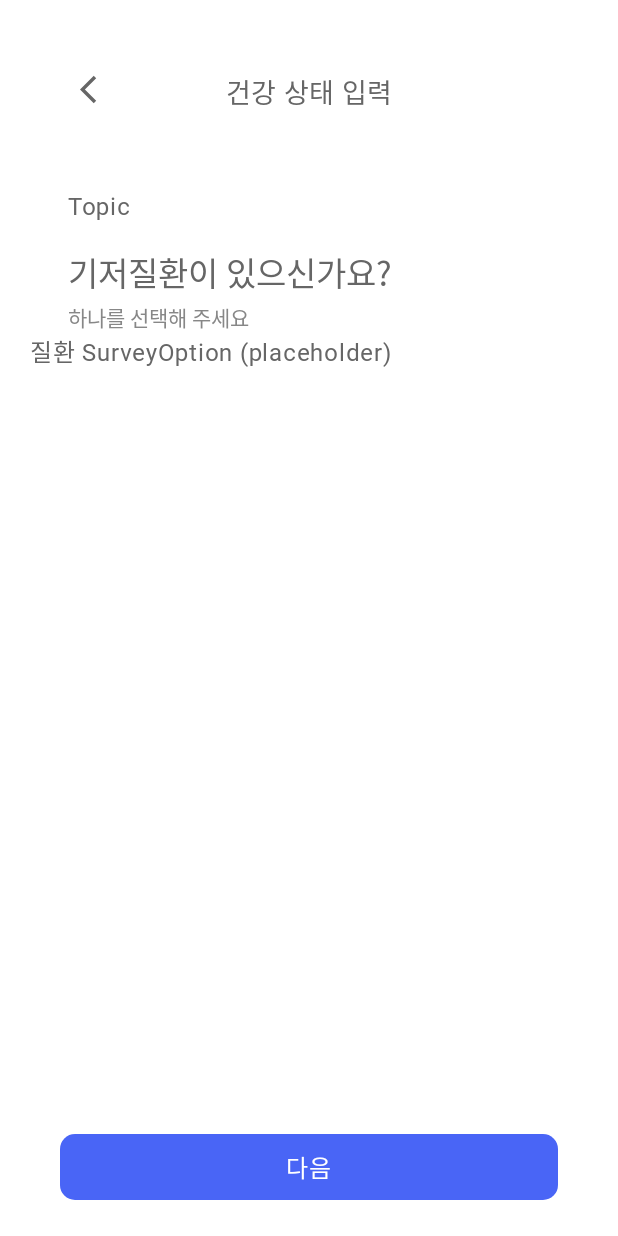
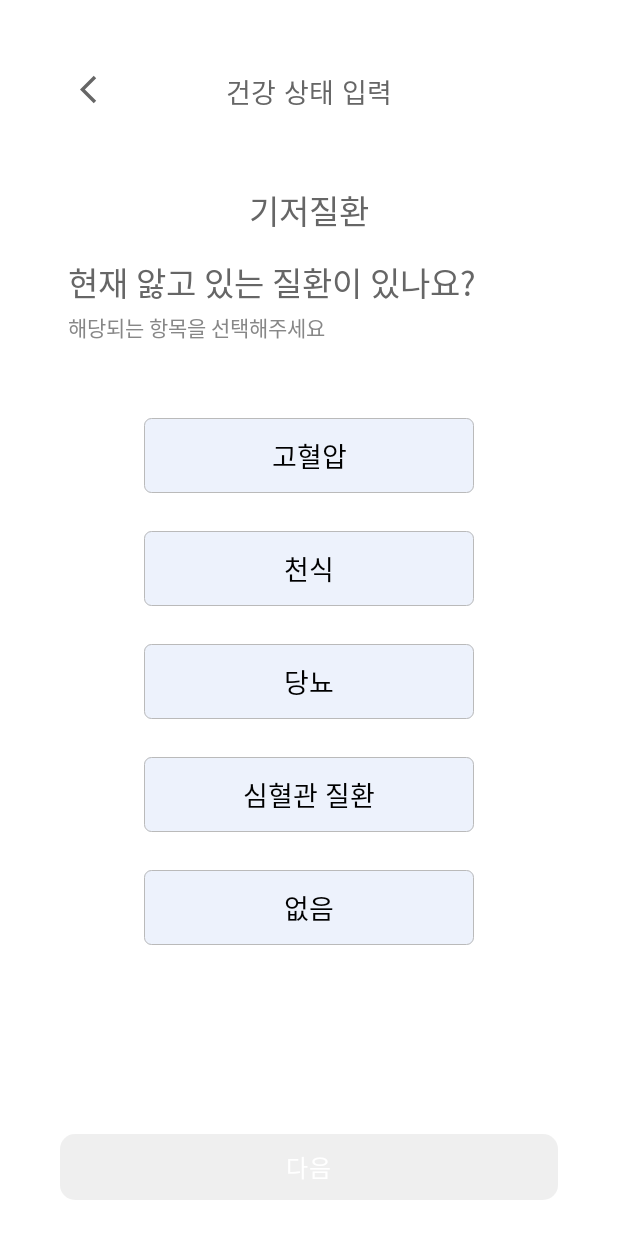
Before and after one commit to Slo1024/ssafy-livon-ai-healthcoach, an Android app built with Jetpack Compose: the @Preview function PreviewHealthInfoConditionScreen, on a phone screen of 412 x 824 dp. Run offline under Robolectric (Android 15) with nearby library versions, the phone set to English and light mode, and no system bars; Roboto replaces fonts that are not available here.

Commit message:
[front] feat: 건강 정보 입력 화면 레이아웃 설정

```diff
--- a/LivOnFront/mobile/app/src/main/java/com/livon/app/feature/shared/auth/ui/HealthInfoConditionScreen.kt
+++ b/LivOnFront/mobile/app/src/main/java/com/livon/app/feature/shared/auth/ui/HealthInfoConditionScreen.kt
@@ -1,41 +1,76 @@
 // com/livon/app/feature/shared/auth/ui/HealthInfoConditionScreen.kt
 package com.livon.app.feature.shared.auth.ui
 
-import androidx.compose.foundation.layout.Column
-import androidx.compose.foundation.layout.Spacer
-import androidx.compose.foundation.layout.height
-import androidx.compose.foundation.layout.padding
-import androidx.compose.material3.Text
-import androidx.compose.runtime.Composable
+import androidx.compose.foundation.layout.*
+import androidx.compose.material3.MaterialTheme
+import androidx.compose.runtime.*
 import androidx.compose.ui.Alignment
 import androidx.compose.ui.Modifier
 import androidx.compose.ui.tooling.preview.Preview
 import androidx.compose.ui.unit.dp
 import com.livon.app.ui.component.button.PrimaryButtonBottom
+import com.livon.app.ui.component.button.SurveyOption
 import com.livon.app.ui.component.text.CaptionText
 import com.livon.app.ui.component.text.RequirementText
+import com.livon.app.ui.component.text.Topic
 import com.livon.app.ui.preview.PreviewSurface
 
 @Composable
 fun HealthInfoConditionScreen() {
+    // 단일 선택 상태
+    var selected by remember { mutableStateOf<String?>(null) }
+
+    // 설문 옵션
+    val options = listOf("고혈압", "천식", "당뇨", "심혈관 질환", "없음")
+
     CommonSignUpScreenB(
         title = "건강 상태 입력",
         onBack = {},
-        bottomBar = { PrimaryButtonBottom(text = "다음", onClick = {}) }
+        bottomBar = {
+            PrimaryButtonBottom(
+                text = "다음",
+                enabled = selected != null,
+                onClick = { /* TODO: 다음 단계 이동 */ }
+            )
+        }
     ) {
-        Column(modifier = Modifier.padding(start = 25.dp), horizontalAlignment = Alignment.Start) {
-            Spacer(Modifier.height(2.dp))
-            Text("Topic", )
-            Spacer(Modifier.height(15.dp))
-            RequirementText("기저질환이 있으신가요?")
+        // ───────── Topic ─────────
+        Topic("기저질환")
+        Spacer(Modifier.height(15.dp))
+
+        // ───────── Requirement / Caption ─────────
+        Column(
+            modifier = Modifier.padding(start = 25.dp),
+            horizontalAlignment = Alignment.Start
+        ) {
+            RequirementText("현재 앓고 있는 질환이 있나요?")
             Spacer(Modifier.height(3.dp))
-            CaptionText("하나를 선택해 주세요")
+            CaptionText("해당되는 항목을 선택해주세요")
+            Spacer(Modifier.height(50.dp))
         }
-        // SurveyOption 목록은 이후 연결 (placeholder)
-        Text("질환 SurveyOption (placeholder)")
+
+        // ───────── Survey Buttons (1열 + Center) ─────────
+        Column(
+            modifier = Modifier
+                .fillMaxWidth(),
+            horizontalAlignment = Alignment.CenterHorizontally,
+            verticalArrangement = Arrangement.spacedBy(25.dp)
+        ) {
+            options.forEach { label ->
+                SurveyOption(
+                    text = label,
+                    selected = selected == label,
+                    onClick = { selected = label }
+                )
+            }
+        }
     }
 }
 
-@Preview(showBackground = true)
+
+/* ---------- Preview ---------- */
+@Preview(showBackground = true, showSystemUi = true, name = "HealthInfoConditionScreen")
 @Composable
-private fun PreviewHealthInfoConditionScreen() = PreviewSurface { HealthInfoConditionScreen() }
+private fun PreviewHealthInfoConditionScreen() = PreviewSurface {
+    HealthInfoConditionScreen()
+}
--- a/LivOnFront/mobile/app/src/main/java/com/livon/app/ui/component/button/SurveyOption.kt
+++ b/LivOnFront/mobile/app/src/main/java/com/livon/app/ui/component/button/SurveyOption.kt
@@ -49,7 +49,7 @@ fun SurveyOption(
 
     val bgColor = if (selected) Main else Sub2
     val textColor = if (selected) Basic else BorderBlack
-    val borderStroke = if (selected) null else BorderStroke(1.dp, Border)
+    val borderStroke = if (selected) null else BorderStroke(0.5.dp, Border)
 
     Button(
         onClick = onClick,
--- a/LivOnFront/mobile/app/src/main/java/com/livon/app/ui/component/text/Texts.kt
+++ b/LivOnFront/mobile/app/src/main/java/com/livon/app/ui/component/text/Texts.kt
@@ -2,14 +2,34 @@
 package com.livon.app.ui.component.text
 
 import androidx.compose.foundation.layout.Column
+import androidx.compose.foundation.layout.fillMaxWidth
 import androidx.compose.material3.MaterialTheme
 import androidx.compose.material3.Text
 import androidx.compose.runtime.Composable
+import androidx.compose.ui.Modifier
 import androidx.compose.ui.text.font.FontWeight
+import androidx.compose.ui.text.style.TextAlign
 import androidx.compose.ui.tooling.preview.Preview
+import androidx.compose.ui.unit.sp
 import com.livon.app.ui.preview.PreviewSurface
 
 /** 요구사항 텍스트: titleLarge + Medium + onBackground */
+
+@Composable
+fun Topic(text: String) {
+    Text(
+        text = text,
+        modifier = Modifier.fillMaxWidth(),
+        textAlign = TextAlign.Center,
+        style = MaterialTheme.typography.titleLarge.copy(
+//            fontSize = 20.sp,
+            fontWeight = FontWeight.SemiBold,
+            color = MaterialTheme.colorScheme.onBackground
+        )
+    )
+}
+
+
 @Composable
 fun RequirementText(text: String) {
     Text(
@@ -38,7 +58,9 @@ fun CaptionText(text: String) {
 @Composable
 private fun PreviewTexts() = PreviewSurface {
     Column {
+        Topic("기저질환")
         RequirementText("이메일을 입력해주세요!")
         CaptionText("입력하신 정보는 공개되지 않습니다.")
+
     }
 }
--- a/LivOnFront/mobile/app/src/main/java/com/livon/app/ui/theme/TextStyes.kt
+++ b/LivOnFront/mobile/app/src/main/java/com/livon/app/ui/theme/TextStyes.kt
@@ -1,26 +1,26 @@
-// com/livon/app/ui/theme/TextStyles.kt
-package com.livon.app.ui.theme
-
-import androidx.compose.material3.MaterialTheme
-import androidx.compose.runtime.Composable
-import androidx.compose.ui.graphics.Color
-import androidx.compose.ui.text.TextStyle
-import androidx.compose.ui.text.font.FontWeight
-
-@Composable
-fun RequirementStyle(
-    color: Color = MaterialTheme.colorScheme.onBackground,
-    fontWeight: FontWeight = FontWeight.Medium
-): TextStyle = MaterialTheme.typography.titleLarge.copy(
-    fontWeight = fontWeight,
-    color = color
-)
-
-@Composable
-fun CaptionStyle(
-    color: Color = MaterialTheme.colorScheme.onSurfaceVariant,
-    fontWeight: FontWeight = FontWeight.Medium
-): TextStyle = MaterialTheme.typography.bodySmall.copy(
-    fontWeight = fontWeight,
-    color = color
-)
+//// com/livon/app/ui/theme/TextStyles.kt
+//package com.livon.app.ui.theme
+//
+//import androidx.compose.material3.MaterialTheme
+//import androidx.compose.runtime.Composable
+//import androidx.compose.ui.graphics.Color
+//import androidx.compose.ui.text.TextStyle
+//import androidx.compose.ui.text.font.FontWeight
+//
+//@Composable
+//fun RequirementStyle(
+//    color: Color = MaterialTheme.colorScheme.onBackground,
+//    fontWeight: FontWeight = FontWeight.Medium
+//): TextStyle = MaterialTheme.typography.titleLarge.copy(
+//    fontWeight = fontWeight,
+//    color = color
+//)
+//
+//@Composable
+//fun CaptionStyle(
+//    color: Color = MaterialTheme.colorScheme.onSurfaceVariant,
+//    fontWeight: FontWeight = FontWeight.Medium
+//): TextStyle = MaterialTheme.typography.bodySmall.copy(
+//    fontWeight = fontWeight,
+//    color = color
+//)
```
